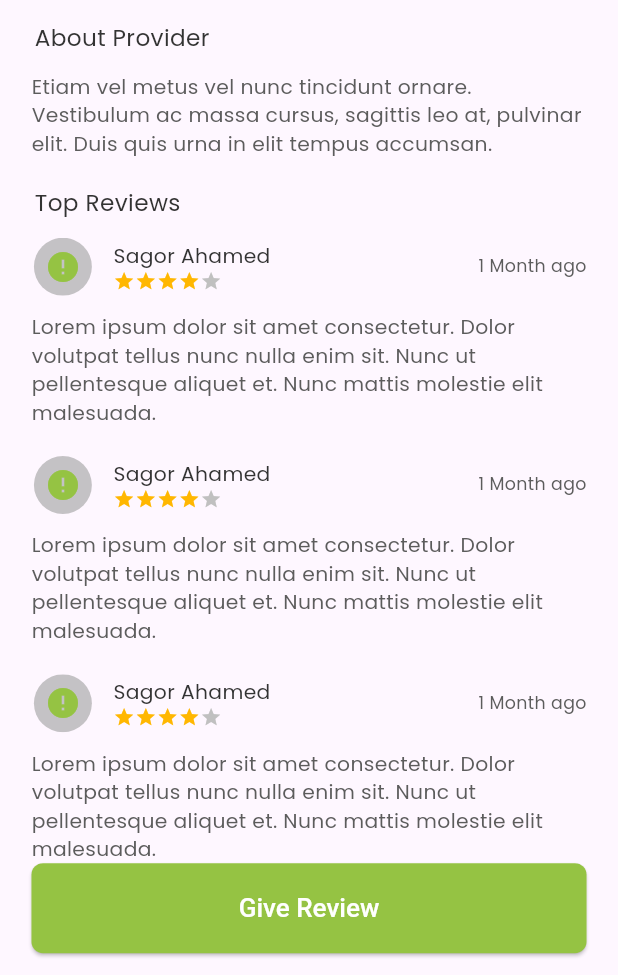
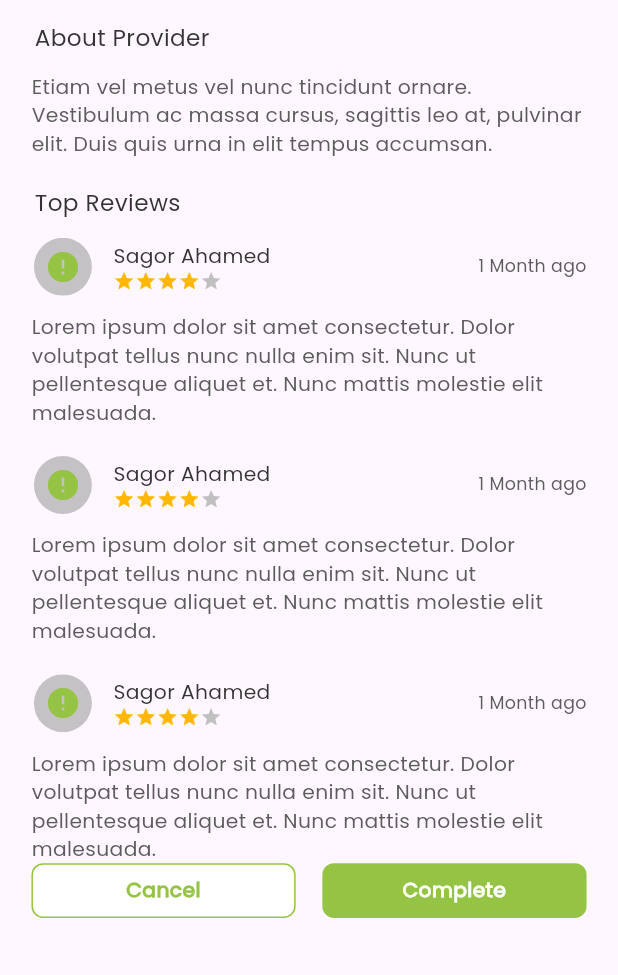
Before and after one commit to bdCalling-Sdt-hub/Service-App, a Flutter app: the MyBookignServiceDetailsScreen screen opened by its route, scrolled down 277 dp, on a phone screen of 412 x 824 dp, the part 261-1236 px from its top. Run offline on Flutter 3.47's test engine with Material 3 defaults, Android fonts, the phone set to English and light mode, and no system bars; drawn by our look-alikes of cached_network_image, flutter_rating_bar; our stand-ins replace flutter_chat_bubble, flutter_screenutil, flutter_spinkit, flutter_svg, get, image_picker and 4 more; accounts and stored records are empty; network calls fail.

Commit message:
my booking service details screen panding and cancelled done

```diff
--- a/lib/main.dart
+++ b/lib/main.dart
@@ -6,6 +6,7 @@ import 'package:service_app/utils/app_constants.dart';
 import 'package:service_app/utils/message.dart';
 import 'package:service_app/views/screen/Auth/signUpScreen/sign_up_screen.dart';
 import 'package:service_app/views/screen/Profile/booking_request/booking_request_screen.dart';
+import 'package:service_app/views/screen/bottom_nav_bar/bottom_nav_bar.dart';
 import 'controllers/localization_controller.dart';
 import 'controllers/theme_controller.dart';
 import 'helpers/di.dart' as di;
@@ -47,8 +48,8 @@ class MyApp extends StatelessWidget {
                 transitionDuration: const Duration(milliseconds: 500),
                 getPages: AppRoutes.page,
 
-                initialRoute: AppRoutes.bookingRequest,
-                home: const BookingRequestScreen(),
+                initialRoute: AppRoutes.bottomNavBar,
+                home: const BottomNavBar(),
 
               );
             });
--- a/lib/views/base/custom_two_button.dart
+++ b/lib/views/base/custom_two_button.dart
@@ -1,4 +1,3 @@
-
 import 'package:flutter/material.dart';
 import 'package:flutter_screenutil/flutter_screenutil.dart';
 
@@ -8,37 +7,36 @@ import 'custom_text.dart';
 class CustomTwoButon extends StatelessWidget {
   final List? btnNameList;
   final VoidCallback? leftBtnOnTap;
+  final double? width;
   final VoidCallback? rightBtnOnTap;
-  const CustomTwoButon({super.key, this.btnNameList, this.leftBtnOnTap, this.rightBtnOnTap});
+
+  const CustomTwoButon(
+      {super.key, this.btnNameList, this.leftBtnOnTap, this.rightBtnOnTap, this.width});
 
   @override
   Widget build(BuildContext context) {
-    return               Row(
+    return Row(
       mainAxisAlignment: MainAxisAlignment.spaceBetween,
-      children: List.generate(2, (index) {
+      children: List.generate(btnNameList!.length, (index) {
         return GestureDetector(
-          onTap: (){
-            index ==  0 ? leftBtnOnTap : rightBtnOnTap;
-          },
+          onTap: index == 0 ? leftBtnOnTap : rightBtnOnTap,
+
           child: Container(
             decoration: BoxDecoration(
                 border: Border.all(color: AppColors.primaryColor),
                 borderRadius: BorderRadius.circular(8.r),
-                color:
-                index == 0 ? Colors.white : AppColors.primaryColor),
-            width: 147.w,
+                color: index == 0 ? Colors.white : AppColors.primaryColor),
+             width: width,
             child: Padding(
-              padding:
-              EdgeInsets.symmetric(vertical: 8.h, horizontal: 7.w),
+              padding: EdgeInsets.symmetric(vertical: 8.h, horizontal: 7.w),
               child: CustomText(
-                  text: index == 0 ?  'Cancel' : 'Submit',
-                  color: index == 0 ?  AppColors.primaryColor : Colors.white,
+                  text: btnNameList![index],
+                  color: index == 0 ? AppColors.primaryColor : Colors.white,
                   fontWeight: FontWeight.w600),
             ),
           ),
         );
       }),
-    )
-    ;
+    );
   }
 }
--- a/lib/views/screen/my_bookings/Inner_widgets/alart_dialog.dart
+++ b/lib/views/screen/my_bookings/Inner_widgets/alart_dialog.dart
@@ -83,6 +83,7 @@ class _AlartDialogState extends State<AlartDialog> {
 
               CustomTwoButon(
                 btnNameList: ["Cancel", "Submit"],
+                width: 147.w,
                 leftBtnOnTap: (){
                   Get.back();
                 },
--- a/lib/views/screen/my_bookings/my_booking_service_details_screen.dart
+++ b/lib/views/screen/my_bookings/my_booking_service_details_screen.dart
@@ -28,6 +28,7 @@ class MyBookignServiceDetailsScreen extends StatefulWidget {
 class _MyBookignServiceDetailsScreenState
     extends State<MyBookignServiceDetailsScreen> {
   double reting = 0;
+  var paramiter = Get.parameters;
 
   List experienceeRatingServiceList = [
     {"experienceRating": "Experience", "yearRating": "8 Years"},
@@ -187,7 +188,8 @@ class _MyBookignServiceDetailsScreenState
                 mainAxisAlignment: MainAxisAlignment.spaceBetween,
                 children: List.generate(
                   experienceeRatingServiceList.length,
-                  (index) => Container(
+                  (index) {
+                    return Container(
                         width: 112.w,
                         decoration: BoxDecoration(
                             borderRadius: BorderRadius.circular(4.r),
@@ -211,7 +213,8 @@ class _MyBookignServiceDetailsScreenState
                               ],
                             ),
                           ),
-                      )),
+                        ));
+                  },
                 ),
               ),
 
@@ -247,6 +250,7 @@ class _MyBookignServiceDetailsScreenState
                   physics: const NeverScrollableScrollPhysics(),
                   itemCount: 3,
                   itemBuilder: (context, index) {
+                    print("====> ${paramiter['bookingStatus'].runtimeType}");
                     return Padding(
                       padding: EdgeInsets.only(bottom: 20.h),
                       child: const TopReviewsCard(),
@@ -255,7 +259,8 @@ class _MyBookignServiceDetailsScreenState
                 ),
               ),
 
-              CustomButton(
+              paramiter['bookingStatus'] == '0'
+                  ? CustomButton(
                       onTap: () {
                         showDialog(
                           context: context,
@@ -268,7 +273,11 @@ class _MyBookignServiceDetailsScreenState
                           },
                         );
                       },
-                  text: "Give Review"),
+                      text: "Give Review")
+                  :  CustomTwoButon(
+                      btnNameList: ['Cancel', 'Complete'],
+                      width: 168.w,
+                    ),
 
               SizedBox(height: 20.h),
             ],
```
Also changed, not shown: lib/views/screen/my_bookings/my_bookings_screen.dart (+4 -8 lines). Lines whose indentation alone changed are shown as unchanged.
